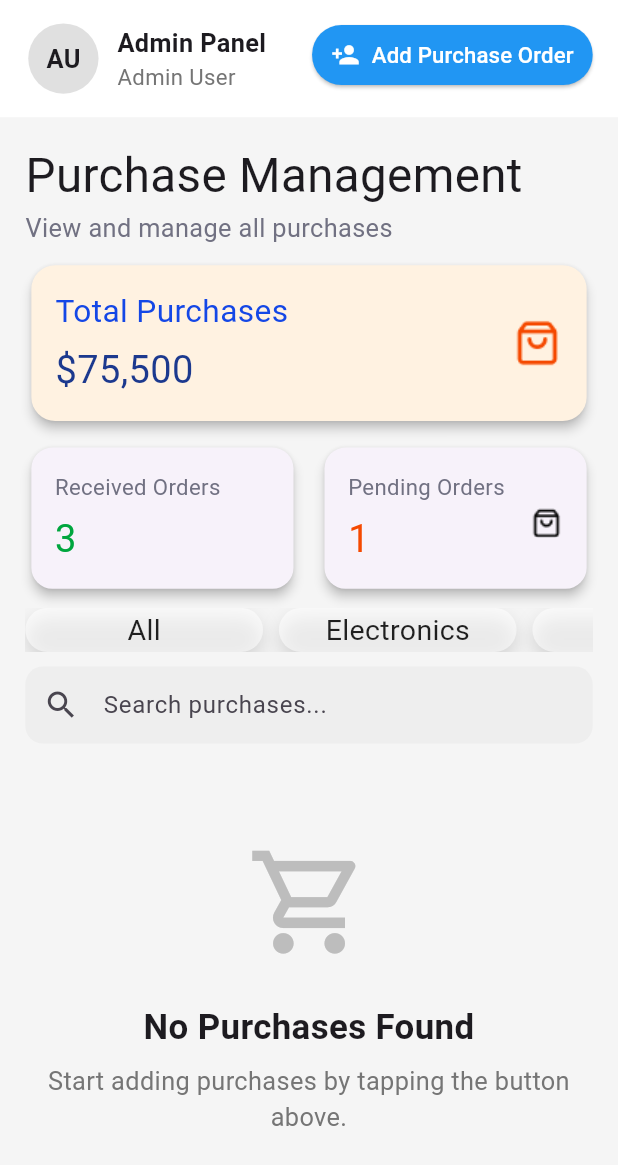
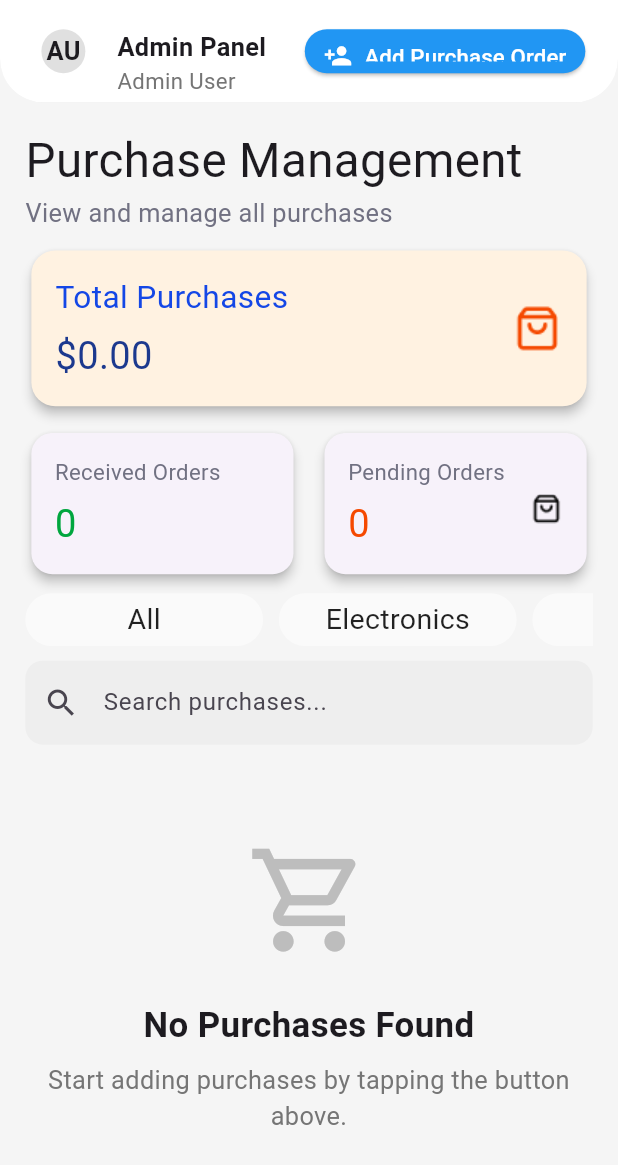
Before and after one commit to mo7amed-tarek/-graduation-_project, a Flutter app: the PurchaseScreen screen opened directly, on a phone screen of 412 x 824 dp. Shown: the top 1165 px of the screen. Run offline on Flutter 3.47's test engine with Material 3 defaults, Android fonts, the phone set to English and light mode, and no system bars; our stand-ins replace flutter_screenutil, gap, percent_indicator, pin_code_fields, syncfusion_flutter_charts.

Commit message:
+add some updata

```diff
--- a/codecrefactos/lib/Inventory Management/viewmodels/inventory_viewmodel.dart
+++ b/codecrefactos/lib/Inventory Management/viewmodels/inventory_viewmodel.dart
@@ -20,7 +20,12 @@ class InventoryItem {
 
 class InventoryViewModel extends ChangeNotifier {
   final List<InventoryItem> _items = [];
-  List<InventoryItem> get items => _items;
+  final List<InventoryItem> _filteredItems = [];
+
+  String _searchQuery = '';
+
+  List<InventoryItem> get items =>
+      _searchQuery.isEmpty ? _items : _filteredItems;
 
   int get totalItems => _items.length;
 
@@ -30,11 +35,35 @@ class InventoryViewModel extends ChangeNotifier {
 
   void addItem(InventoryItem item) {
     _items.add(item);
+    _applyFilter();
     notifyListeners();
   }
 
   void deleteItem(int index) {
     _items.removeAt(index);
+    _applyFilter();
     notifyListeners();
   }
+
+  void setSearchQuery(String query) {
+    _searchQuery = query.toLowerCase();
+    _applyFilter();
+    notifyListeners();
+  }
+
+  void _applyFilter() {
+    if (_searchQuery.isEmpty) {
+      _filteredItems.clear();
+    } else {
+      _filteredItems
+        ..clear()
+        ..addAll(
+          _items.where(
+            (item) =>
+                item.name.toLowerCase().contains(_searchQuery) ||
+                item.category.toLowerCase().contains(_searchQuery),
+          ),
+        );
+    }
+  }
 }
--- a/codecrefactos/lib/viewmodels/sale_model.dart
+++ b/codecrefactos/lib/viewmodels/sale_model.dart
@@ -21,6 +21,7 @@ class SaleModel {
       customerName: customerName ?? this.customerName,
       category: category ?? this.category,
       employee: employee ?? this.employee,
-amount: amount ??this.amount,  );
+      amount: amount ?? this.amount,
+    );
   }
 }
--- a/codecrefactos/lib/views/Purchase/screens/Purchase_screen.dart
+++ b/codecrefactos/lib/views/Purchase/screens/Purchase_screen.dart
@@ -1,8 +1,8 @@
 import 'package:codecrefactos/widgets/empty_state.dart';
-import 'package:flutter/cupertino.dart';
 import 'package:flutter/material.dart';
 import 'package:flutter_screenutil/flutter_screenutil.dart';
 import 'package:gap/gap.dart';
+import 'package:provider/provider.dart';
 
 import '../../../widgets/appbar.dart';
 import '../../../widgets/confirm_delete_sheet.dart';
@@ -13,7 +13,6 @@ import '../witget/add_purchase_sheet.dart';
 
 import '../../../viewmodels/sales_provider.dart';
 import '../../../viewmodels/purchase_model.dart';
-import 'package:provider/provider.dart';
 
 class PurchaseScreen extends StatefulWidget {
   const PurchaseScreen({super.key});
@@ -35,9 +34,11 @@ int selectContainer = -1;
 class _PurchaseScreenState extends State<PurchaseScreen> {
   @override
   Widget build(BuildContext context) {
-    final purchases = context.watch<SalesProvider>().filteredPurchases;
+    final provider = context.watch<SalesProvider>();
+    final purchases = provider.filteredPurchases;
 
     return Scaffold(
+      resizeToAvoidBottomInset: true,
       backgroundColor: Colors.grey.shade100,
       appBar: Appbar(
         showAddButton: true,
@@ -51,7 +52,7 @@ class _PurchaseScreenState extends State<PurchaseScreen> {
             shape: const RoundedRectangleBorder(
               borderRadius: BorderRadius.vertical(top: Radius.circular(20)),
             ),
-            builder: (_) => AddPurchaseSheet(),
+            builder: (_) => const AddPurchaseSheet(),
           );
           if (purchaseData != null && purchaseData is Purchase) {
             context.read<SalesProvider>().addPurchase(purchaseData);
@@ -59,50 +60,48 @@ class _PurchaseScreenState extends State<PurchaseScreen> {
         },
       ),
       body: SafeArea(
-        child: Padding(
+        child: SingleChildScrollView(
           padding: EdgeInsets.all(16.w),
+          physics: const BouncingScrollPhysics(),
           child: Column(
             crossAxisAlignment: CrossAxisAlignment.start,
             children: [
-              Text(
-                "Purchase Management",
-                style: TextStyle(fontSize: 30.sp, fontWeight: FontWeight.w400),
-              ),
+              Text("Purchase Management", style: TextStyle(fontSize: 30.sp)),
               Text(
                 "View and manage all purchases",
                 style: TextStyle(
-                  color: Color(0xff717182),
+                  color: const Color(0xff717182),
                   fontSize: 16.sp,
-                  fontWeight: FontWeight.w400,
                 ),
               ),
               Gap(9.h),
+
               CustomTotalCart(
                 total: "Total Purchases",
-                price: "\$75,500",
+                price: "\$${provider.totalPurchasesAmount.toStringAsFixed(2)}",
                 imagePath: 'assets/Purchase.png',
-                cardColor: Color(0xffFFF2E1),
+                cardColor: const Color(0xffFFF2E1),
               ),
               Gap(10.h),
+
               Row(
                 children: [
                   Expanded(
                     child: CustomSummaryCard(
                       title: 'Received Orders',
-                      value: '3',
-                      valueColor: Color(0xff00A63E),
+                      value: provider.receivedPurchasesCount.toString(),
+                      valueColor: const Color(0xff00A63E),
                     ),
                   ),
                   Gap(12.w),
                   Expanded(
                     child: CustomSummaryCard(
                       title: 'Pending Orders',
-                      value: '1',
-                      valueColor: Color(0xffF54900),
-                      trailingImage: Container(
+                      value: provider.pendingPurchasesCount.toString(),
+                      valueColor: const Color(0xffF54900),
+                      trailingImage: SizedBox(
                         width: 28.w,
                         height: 28.h,
-                        decoration: const BoxDecoration(shape: BoxShape.circle),
                         child: Image.asset('assets/Icon (1).png'),
                       ),
                     ),
@@ -110,12 +109,14 @@ class _PurchaseScreenState extends State<PurchaseScreen> {
                 ],
               ),
               Gap(9.h),
+
+              /// Categories
               SizedBox(
-                height: 30.h,
+                height: 36.h,
                 child: ListView.separated(
                   scrollDirection: Axis.horizontal,
                   itemCount: Categories.length,
-                  separatorBuilder: (context, index) => Gap(10.w),
+                  separatorBuilder: (_, __) => Gap(10.w),
                   itemBuilder: (context, index) {
                     bool isSelect = index == selectContainer;
                     return GestureDetector(
@@ -124,18 +125,16 @@ class _PurchaseScreenState extends State<PurchaseScreen> {
                           selectContainer = index;
                         });
                       },
+                      child: ConstrainedBox(
+                        constraints: BoxConstraints(
+                          minHeight: 36.h,
+                          maxHeight: 36.h,
+                          minWidth: 150.w,
+                          maxWidth: 150.w,
+                        ),
                         child: AnimatedContainer(
-                        duration: Duration(milliseconds: 200),
-                        height: 36.h,
-                        width: 150.w,
+                          duration: const Duration(milliseconds: 200),
                           decoration: BoxDecoration(
-                          boxShadow: [
-                            BoxShadow(
-                              color: Colors.grey.withOpacity(0.4),
-                              blurRadius: 10,
-                              offset: Offset(0, 6),
-                            ),
-                          ],
                             borderRadius: BorderRadius.circular(20.r),
                             color: isSelect ? Colors.black : Colors.white54,
                           ),
@@ -145,7 +144,7 @@ class _PurchaseScreenState extends State<PurchaseScreen> {
                               style: TextStyle(
                                 fontSize: 18.sp,
                                 color: isSelect ? Colors.white : Colors.black87,
-                              fontWeight: FontWeight.w400,
+                              ),
                             ),
                           ),
                         ),
@@ -155,55 +154,44 @@ class _PurchaseScreenState extends State<PurchaseScreen> {
                 ),
               ),
               Gap(10.h),
+
+              /// Search
               TextField(
-                onChanged: (value) {
-                  context.read<SalesProvider>().setPurchaseSearchQuery(value);
-                },
+                onChanged: provider.setPurchaseSearchQuery,
                 decoration: InputDecoration(
                   hintText: 'Search purchases...',
-                  prefixIcon: Icon(Icons.search),
+                  prefixIcon: const Icon(Icons.search),
                   filled: true,
                   fillColor: Colors.grey.shade200,
-                  contentPadding: EdgeInsets.symmetric(vertical: 14.h),
                   border: OutlineInputBorder(
                     borderRadius: BorderRadius.circular(12.r),
                     borderSide: BorderSide.none,
                   ),
-                  enabledBorder: OutlineInputBorder(
-                    borderRadius: BorderRadius.circular(12.r),
-                    borderSide: BorderSide.none,
-                  ),
-                  focusedBorder: OutlineInputBorder(
-                    borderRadius: BorderRadius.circular(12.r),
-                  ),
                 ),
               ),
               Gap(15.h),
-              Expanded(
-                child: purchases.isEmpty
-                    ? LayoutBuilder(
-                        builder: (context, constraints) {
-                          return SizedBox(
-                            height: constraints.maxHeight,
-                            width: double.infinity,
+
+              /// Purchases List
+              purchases.isEmpty
+                  ? SizedBox(
+                      height: 300.h,
                       child: const AppEmptyState(
                         icon: Icons.shopping_cart_outlined,
                         title: "No Purchases Found",
                         subtitle:
                             "Start adding purchases by tapping the button above.",
                       ),
-                          );
-                        },
                     )
                   : ListView.builder(
+                      physics: const NeverScrollableScrollPhysics(),
+                      shrinkWrap: true,
                       itemCount: purchases.length,
                       itemBuilder: (context, index) {
                         final p = purchases[index];
                         return PurchaseCart(
                           purchase: p,
                           edit: () async {
-                              final updatedPurchase =
-                                  await showModalBottomSheet(
+                            final updatedPurchase = await showModalBottomSheet(
                               context: context,
                               isScrollControlled: true,
                               backgroundColor: Colors.white,
@@ -212,17 +200,14 @@ class _PurchaseScreenState extends State<PurchaseScreen> {
                                   top: Radius.circular(20),
                                 ),
                               ),
-                                    builder: (_) => AddPurchaseSheet(
-                                      isEdit: true,
-                                      purchase: p,
-                                    ),
+                              builder: (_) =>
+                                  AddPurchaseSheet(isEdit: true, purchase: p),
                             );
                             if (updatedPurchase != null &&
                                 updatedPurchase is Purchase) {
-                                context.read<SalesProvider>().updatePurchaseByModel(
-                                      p,
-                                      updatedPurchase,
-                                    );
+                              context
+                                  .read<SalesProvider>()
+                                  .updatePurchaseByModel(p, updatedPurchase);
                             }
                           },
                           delete: () {
@@ -233,14 +218,15 @@ class _PurchaseScreenState extends State<PurchaseScreen> {
                                 message:
                                     'Are you sure you want to delete this purchase?',
                                 onConfirm: () {
-                                    context.read<SalesProvider>().removePurchase(p);
+                                  context.read<SalesProvider>().removePurchase(
+                                    p,
+                                  );
                                 },
                               ),
                             );
                           },
                         );
                       },
-                      ),
                     ),
             ],
           ),
--- a/codecrefactos/lib/widgets/appbar.dart
+++ b/codecrefactos/lib/widgets/appbar.dart
@@ -19,13 +19,18 @@ class Appbar extends StatelessWidget implements PreferredSizeWidget {
   });
 
   @override
-  Size get preferredSize => Size.fromHeight(80.h);
+  Size get preferredSize => Size.fromHeight(70.h);
 
   @override
   Widget build(BuildContext context) {
-    return Container(
-      padding: EdgeInsets.symmetric(horizontal: 16.w, vertical: 10.h),
+    return ClipRRect(
+      borderRadius: BorderRadius.vertical(bottom: Radius.circular(30.r)),
+      child: Material(
+        elevation: 6,
+        shadowColor: Colors.black.withOpacity(0.2),
         color: Colors.white,
+        child: Container(
+          padding: EdgeInsets.symmetric(horizontal: 16.w, vertical: 20.h),
           child: Row(
             mainAxisAlignment: MainAxisAlignment.spaceBetween,
             children: [
@@ -73,9 +78,7 @@ class Appbar extends StatelessWidget implements PreferredSizeWidget {
                 ],
               ),
 
-          SingleChildScrollView(
-            child: Column(
-              mainAxisAlignment: MainAxisAlignment.center,
+              Row(
                 children: [
                   if (showAddButton)
                     ElevatedButton.icon(
@@ -100,13 +103,15 @@ class Appbar extends StatelessWidget implements PreferredSizeWidget {
                         style: TextStyle(fontSize: 14.sp, color: Colors.white),
                       ),
                     ),
-
                   if (showAddButton) Gap(5.h),
-
                   if (showLogoutButton)
                     TextButton.icon(
                       onPressed: onLogout,
-                    icon: Icon(Icons.logout, color: Colors.black, size: 18.sp),
+                      icon: Icon(
+                        Icons.logout,
+                        color: Colors.black,
+                        size: 18.sp,
+                      ),
                       label: Text(
                         'Logout',
                         style: TextStyle(
@@ -117,8 +122,9 @@ class Appbar extends StatelessWidget implements PreferredSizeWidget {
                     ),
                 ],
               ),
+            ],
           ),
-        ],
+        ),
       ),
     );
   }
```
Also changed, not shown: codecrefactos/lib/Inventory Management/screens/inventory_management_screen.dart (+29 -12 lines), codecrefactos/lib/viewmodels/sales_provider.dart (+104 -62 lines), codecrefactos/lib/views/sales/screens/sales_screen.dart (+33 -30 lines). Lines whose indentation alone changed are shown as unchanged.
